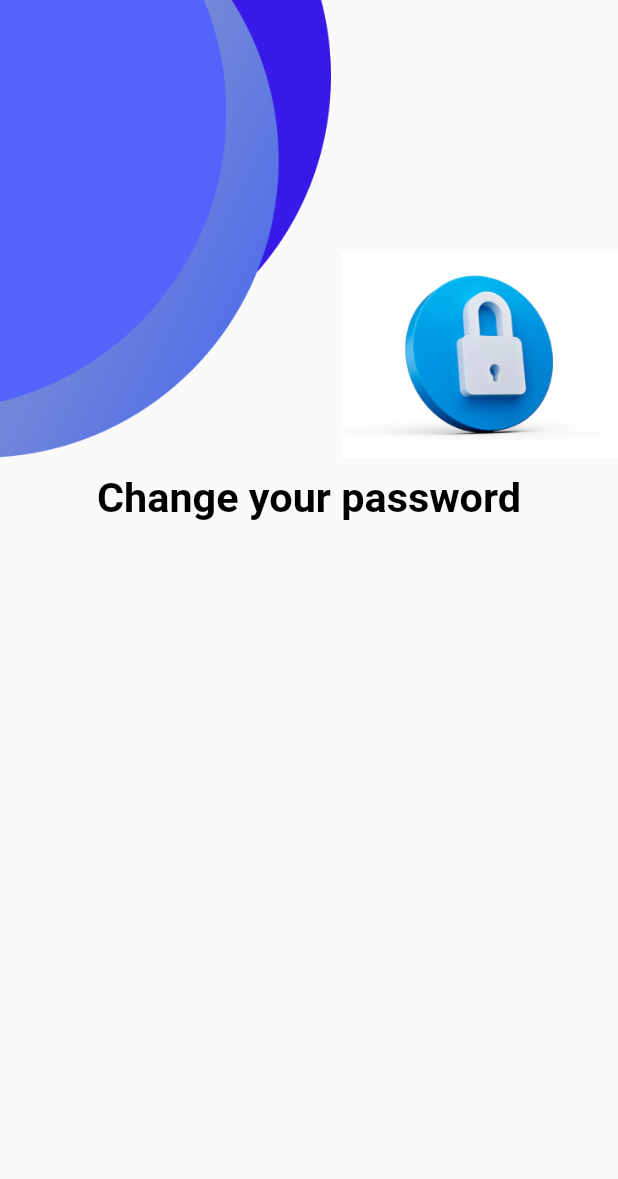
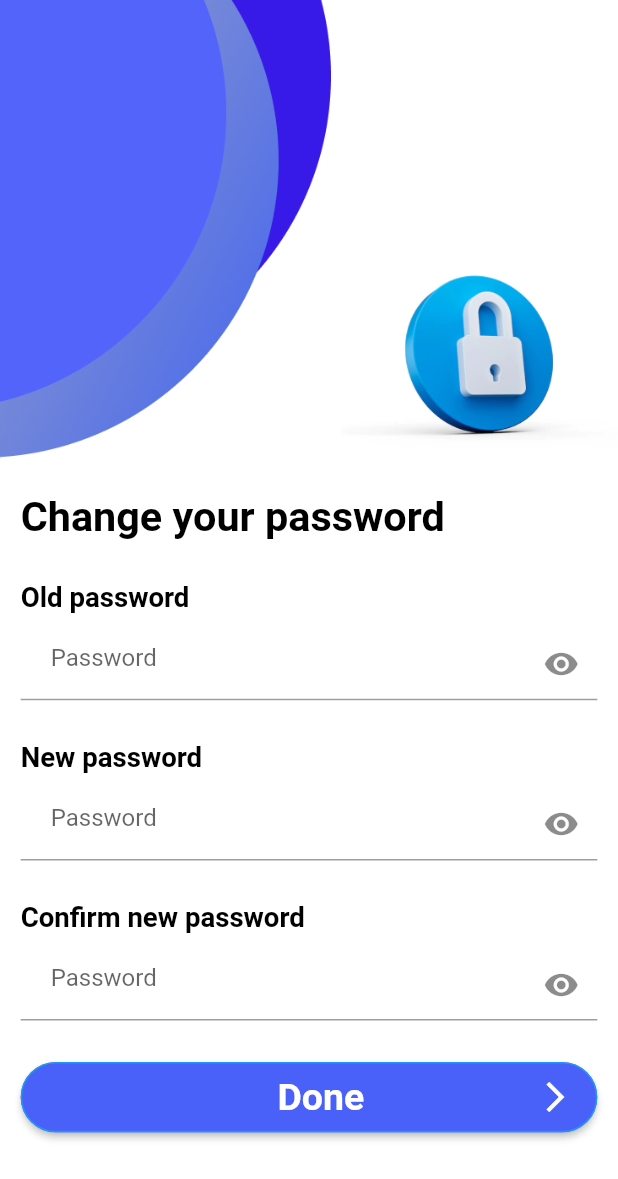
Before and after one commit to Teewhydot/one_go_appp, a Flutter app: the screen it shows after launch, on a phone screen of 412 x 824 dp. Shown: the top 1179 px of the screen. Run offline on Flutter 3.47's test engine with Material 2 defaults, Android fonts, the phone set to English and light mode, and no system bars; our stand-ins replace dropdown_button2, flutter_screenutil, form_field_validator, google_maps_flutter, location, page_transition and 1 more.

Commit message:
change_password_screen.dart completed.

```diff
--- a/lib/custom_widgets/constants.dart
+++ b/lib/custom_widgets/constants.dart
@@ -1,11 +1,12 @@
 import 'package:flutter/material.dart';
+import 'package:flutter_screenutil/flutter_screenutil.dart';
 
 Widget addVerticalSpacing(double height) {
-  return SizedBox(height: height);
+  return SizedBox(height: height.h);
 }
 
 Widget addHorizontalSpacing(double width) {
-  return SizedBox(width: width);
+  return SizedBox(width: width.w);
 }
 
 const successLoginSnackBar = SnackBar(
--- a/lib/custom_widgets/reusable_button.dart
+++ b/lib/custom_widgets/reusable_button.dart
@@ -24,7 +24,7 @@ class ReusableButton extends StatelessWidget {
                   backgroundColor: MaterialStateProperty.all(buttonColor),
                   shape: MaterialStateProperty.all<RoundedRectangleBorder>(
                       RoundedRectangleBorder(
-                          borderRadius: BorderRadius.circular(30.0),
+                          borderRadius: BorderRadius.circular(30.0.r),
                           side: const BorderSide(color: Colors.blue)))),
               onPressed: onPressed,
               child: Row(
--- a/lib/views/change_password_screen.dart
+++ b/lib/views/change_password_screen.dart
@@ -1,27 +1,113 @@
 import 'package:flutter/material.dart';
 import 'package:flutter_screenutil/flutter_screenutil.dart';
 import 'package:one_go_app/custom_widgets/constants.dart';
+import 'package:one_go_app/custom_widgets/reusable_button.dart';
+import 'package:one_go_app/custom_widgets/validators.dart';
 import 'package:one_go_app/generated/assets.dart';
 
-class ChangePasswordScreen extends StatelessWidget {
+class ChangePasswordScreen extends StatefulWidget {
   static const String id = 'Change password screen';
   const ChangePasswordScreen({Key? key}) : super(key: key);
 
   @override
+  State<ChangePasswordScreen> createState() => _ChangePasswordScreenState();
+}
+
+class _ChangePasswordScreenState extends State<ChangePasswordScreen> {
+  @override
   Widget build(BuildContext context) {
-    final height = MediaQuery.of(context).size.height;
+    bool isPasswordVisible = true;
+    String password = '';
     return Scaffold(
+      backgroundColor: whiteColor,
       body: SafeArea(
         child: Column(
           children: [
             Image.asset(Assets.figmaPngsChangePassword),
             Expanded(
                 flex: 2,
-                child: Column(
-                  children: [
-                    addVerticalSpacing(10),
-                    Text("Change your password", style: boldBlackStyle.copyWith(fontSize: 30.sp),),
-                  ],
+                child: Padding(
+                  padding: EdgeInsets.all(15.0.r),
+                  child: ListView(
+                    children: [
+                      addVerticalSpacing(10),
+                      Text("Change your password", style: boldBlackStyle.copyWith(fontSize: 30.sp),),
+                      addVerticalSpacing(30),
+                      Text("Old password", style: boldBlackStyle.copyWith(fontSize: 20.sp),),
+                      addVerticalSpacing(10),
+                      TextFormField(
+                        validator: passwordValidator,
+                        obscureText: isPasswordVisible,
+                        obscuringCharacter: '*',
+                        autovalidateMode: AutovalidateMode.onUserInteraction,
+                        onChanged: (value) {
+                          password = value;
+                        },
+                        decoration: InputDecoration(
+                          suffixIcon: GestureDetector(
+                              onTap: () {
+                                setState(() {
+                                  isPasswordVisible = !isPasswordVisible;
+                                });
+                              },
+                              child: const Icon(Icons.visibility)),
+                          hintText: 'Password',
+                          contentPadding: const EdgeInsets.symmetric(
+                              vertical: 10.0, horizontal: 20.0),
+                        ),
+                      ),
+                      addVerticalSpacing(30),
+                      Text("New password", style: boldBlackStyle.copyWith(fontSize: 20.sp),),
+                      addVerticalSpacing(10),
+                      TextFormField(
+                        validator: passwordValidator,
+                        obscureText: isPasswordVisible,
+                        obscuringCharacter: '*',
+                        autovalidateMode: AutovalidateMode.onUserInteraction,
+                        onChanged: (value) {
+                          password = value;
+                        },
+                        decoration: InputDecoration(
+                          suffixIcon: GestureDetector(
+                              onTap: () {
+                                setState(() {
+                                  isPasswordVisible = !isPasswordVisible;
+                                });
+                              },
+                              child: const Icon(Icons.visibility)),
+                          hintText: 'Password',
+                          contentPadding: const EdgeInsets.symmetric(
+                              vertical: 10.0, horizontal: 20.0),
+                        ),
+                      ),
+                      addVerticalSpacing(30),
+                      Text("Confirm new password", style: boldBlackStyle.copyWith(fontSize: 20.sp),),
+                      addVerticalSpacing(10),
+                      TextFormField(
+                        validator: passwordValidator,
+                        obscureText: isPasswordVisible,
+                        obscuringCharacter: '*',
+                        autovalidateMode: AutovalidateMode.onUserInteraction,
+                        onChanged: (value) {
+                          password = value;
+                        },
+                        decoration: InputDecoration(
+                          suffixIcon: GestureDetector(
+                              onTap: () {
+                                setState(() {
+                                  isPasswordVisible = !isPasswordVisible;
+                                });
+                              },
+                              child: const Icon(Icons.visibility)),
+                          hintText: 'Password',
+                          contentPadding: const EdgeInsets.symmetric(
+                              vertical: 10.0, horizontal: 20.0),
+                        ),
+                      ),
+                      addVerticalSpacing(30),
+                      ReusableButton(const Text('Done',style: boldWhiteStyle,), (){}, blueColor)
+                    ],
+                  ),
                 )),
           ],
         ),
--- a/lib/views/forgot_password_screen.dart
+++ b/lib/views/forgot_password_screen.dart
@@ -1,4 +1,5 @@
 import 'package:flutter/material.dart';
+import 'package:flutter_screenutil/flutter_screenutil.dart';
 import 'package:one_go_app/custom_widgets/constants.dart';
 import 'package:one_go_app/custom_widgets/reusable_button.dart';
 import 'package:one_go_app/generated/assets.dart';
@@ -47,7 +48,7 @@ class _ForgotPasswordPageState extends State<ForgotPasswordPage> {
                       ),
                       addVerticalSpacing(20),
                       Padding(
-                        padding: const EdgeInsets.symmetric(horizontal: 20.0),
+                        padding: EdgeInsets.symmetric(horizontal: 20.0.w),
                         child: TextFormField(
                           decoration: const InputDecoration(
                             hintText: 'Email',
@@ -59,7 +60,7 @@ class _ForgotPasswordPageState extends State<ForgotPasswordPage> {
                     ],
                   ),
                   Padding(
-                    padding: const EdgeInsets.all(20.0),
+                    padding: EdgeInsets.all(20.0.r),
                     child: ReusableButton(
                         const Text(
                           'Verify',
--- a/lib/views/sign_in_page.dart
+++ b/lib/views/sign_in_page.dart
@@ -4,6 +4,7 @@ import 'package:one_go_app/custom_widgets/constants.dart';
 import 'package:one_go_app/custom_widgets/reusable_button.dart';
 import 'package:one_go_app/custom_widgets/validators.dart';
 import 'package:one_go_app/generated/assets.dart';
+import 'package:one_go_app/views/forgot_password_screen.dart';
 import 'package:one_go_app/views/mail_verification_screen.dart';
 import 'package:page_transition/page_transition.dart';
 
@@ -88,7 +89,10 @@ class _SignInPageState extends State<SignInPage> {
                                     text: 'Forgot password?',
                                     style: linkStyle.copyWith(fontSize: 15),
                                     recognizer: TapGestureRecognizer()
-                                      ..onTap = () {}),
+                                      ..onTap = () {
+                                        Navigator.pushNamed(
+                                            context, ForgotPasswordPage.id);
+                                      }),
                               ]),
                             ),
                           ],
```
Also changed, not shown: lib/custom_widgets/bucketlist_icons.dart (deleted, +0 -25 lines), lib/custom_widgets/dropdown_searchable_button.dart (+11 -10 lines), lib/custom_widgets/reusable_tour_card.dart (+30 -27 lines), lib/views/custom_bottom_sheet.dart (+18 -18 lines), lib/views/drawer/drawer_screen.dart (+4 -3 lines), lib/views/ride_tracking_page.dart (+19 -14 lines).
